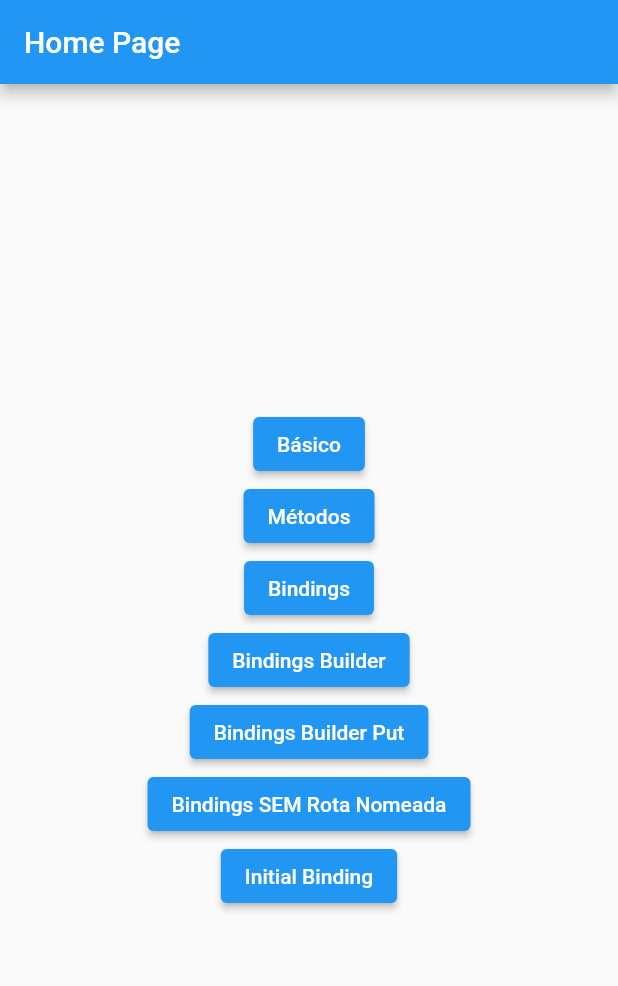
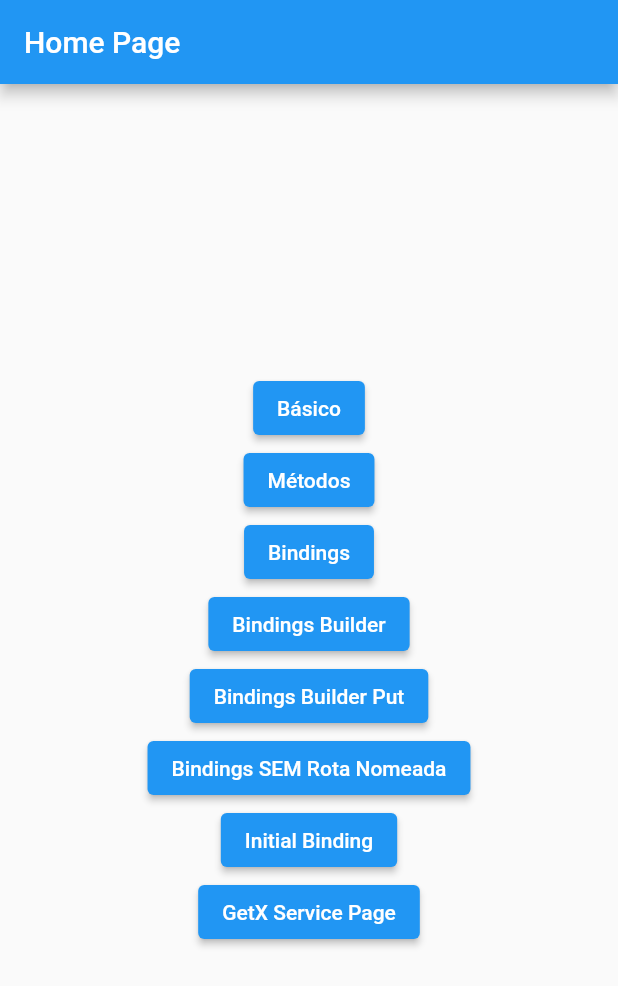
Before and after one commit to dariopmaciel/get_dependencias, a Flutter app: the screen it shows after launch, on a phone screen of 412 x 824 dp. Shown: the top 986 px of the screen. Run offline on Flutter 3.47's test engine with Material 3 defaults, Android fonts, the phone set to English and light mode, and no system bars; our stand-ins replace get, shared_preferences.

Commit message:
GetX Services inicialização

```diff
--- a/lib/main.dart
+++ b/lib/main.dart
@@ -15,8 +15,14 @@ import 'package:get_dependencias/pages/metodos/lazyPut/lazy_put_page.dart';
 import 'package:get_dependencias/pages/metodos/metodos_home_page.dart';
 import 'package:get_dependencias/pages/metodos/put/put_page.dart';
 import 'package:get_dependencias/pages/metodos/putAsync/put_async_page.dart';
+import 'package:get_dependencias/pages/service/storage_page.dart';
+import 'package:get_dependencias/pages/service/storage_service.dart';
 
-void main() {
+Future<void> main() async {
+  //! inicialização do service
+  WidgetsFlutterBinding.ensureInitialized();
+  await Get.putAsync(() => StorageService().init());
+  //*inicia o app
   runApp(const MyApp());
 }
 
@@ -26,9 +32,13 @@ class MyApp extends StatelessWidget {
   Widget build(BuildContext context) {
     return GetMaterialApp(
       initialBinding: InitialBinding(),
+      //! NUNNNNCA USAR ISTO!!!!! >>>>>>> smartManagement'
+      //* smartManagement: SmartManagement.keepFactory,
       title: 'Flutter Demo',
+      debugShowCheckedModeBanner: false,
       theme: ThemeData(
         primaryColor: Colors.blue,
+
         // colorScheme: ColorScheme.fromSeed(seedColor: Colors.deepPurple),
         useMaterial3: false,
       ),
@@ -73,6 +83,10 @@ class MyApp extends StatelessWidget {
         GetPage(
             name: '/initial_binding_page',
             page: () => const InitialBindingPage()),
+        GetPage(
+          name: '/service',
+          page: () => const StoragePage(),
+        ),
       ],
     );
   }
--- a/lib/pages/home_page.dart
+++ b/lib/pages/home_page.dart
@@ -71,6 +71,12 @@ class HomePage extends StatelessWidget {
               },
               child: const Text('Initial Binding'),
             ),
+             ElevatedButton(
+              onPressed: () {
+                Get.toNamed('/service');
+              },
+              child: const Text('GetX Service Page'),
+            ),
           ],
         ),
       ),
```
Also changed, not shown: lib/pages/service/storage_page.dart (added, +21 -0 lines), lib/pages/service/storage_service.dart (added, +16 -0 lines).
